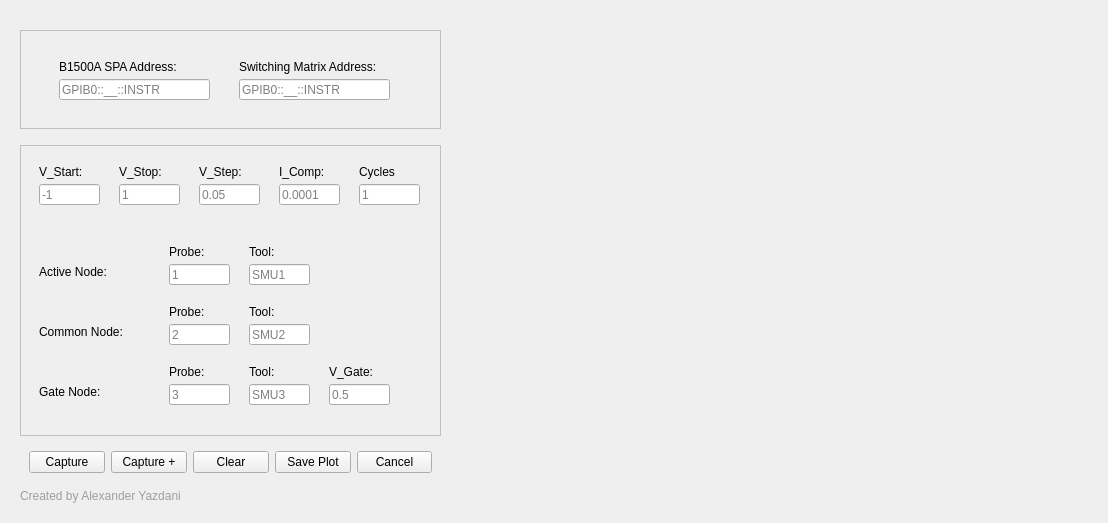
The window that DCIV_GUI_2Probe_backend.ui (Alexyazdani/GUI_Testing) describes before a commit, drawn with Qt 5.
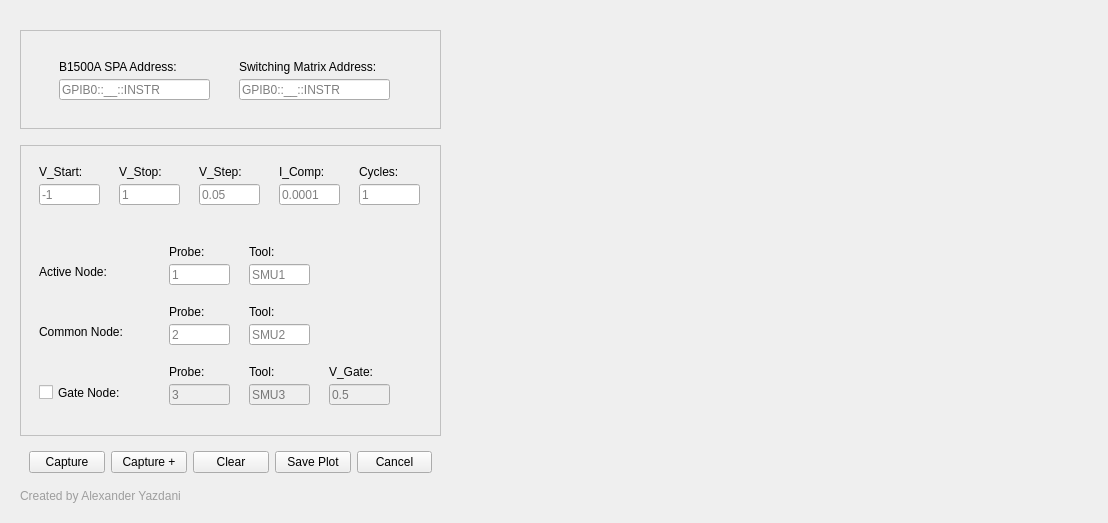
The same window after the commit.

What changed in the file:
```diff
--- a/DCIV_GUI_2Probe_backend.ui
+++ b/DCIV_GUI_2Probe_backend.ui
@@ -299,7 +299,7 @@
              </rect>
             </property>
             <property name="text">
-             <string>Cycles</string>
+             <string>Cycles:</string>
             </property>
            </widget>
            <widget class="QLineEdit" name="probe_active_entry">
@@ -424,7 +424,7 @@
              <rect>
               <x>10</x>
               <y>170</y>
-              <width>101</width>
+              <width>121</width>
               <height>16</height>
              </rect>
             </property>
@@ -446,6 +446,9 @@
             </property>
            </widget>
            <widget class="QLineEdit" name="tool_gate_entry">
+            <property name="enabled">
+             <bool>false</bool>
+            </property>
             <property name="geometry">
              <rect>
               <x>220</x>
@@ -462,6 +465,9 @@
             </property>
            </widget>
            <widget class="QLineEdit" name="probe_gate_entry">
+            <property name="enabled">
+             <bool>false</bool>
+            </property>
             <property name="geometry">
              <rect>
               <x>140</x>
@@ -490,20 +496,10 @@
              <string>Tool:</string>
             </property>
            </widget>
-           <widget class="QLabel" name="label_11">
-            <property name="geometry">
-             <rect>
-              <x>10</x>
-              <y>230</y>
-              <width>101</width>
-              <height>16</height>
-             </rect>
-            </property>
-            <property name="text">
-             <string>Gate Node:</string>
-            </property>
-           </widget>
            <widget class="QLineEdit" name="v_gate_entry">
+            <property name="enabled">
+             <bool>false</bool>
+            </property>
             <property name="geometry">
              <rect>
               <x>300</x>
@@ -532,6 +528,19 @@
              <string>V_Gate:</string>
             </property>
            </widget>
+           <widget class="QCheckBox" name="gate_checkBox">
+            <property name="geometry">
+             <rect>
+              <x>10</x>
+              <y>230</y>
+              <width>131</width>
+              <height>17</height>
+             </rect>
+            </property>
+            <property name="text">
+             <string>Gate Node:</string>
+            </property>
+           </widget>
           </widget>
          </item>
         </layout>
```
Left out of the diff: 51 changed lines with no effect on the pictures.
